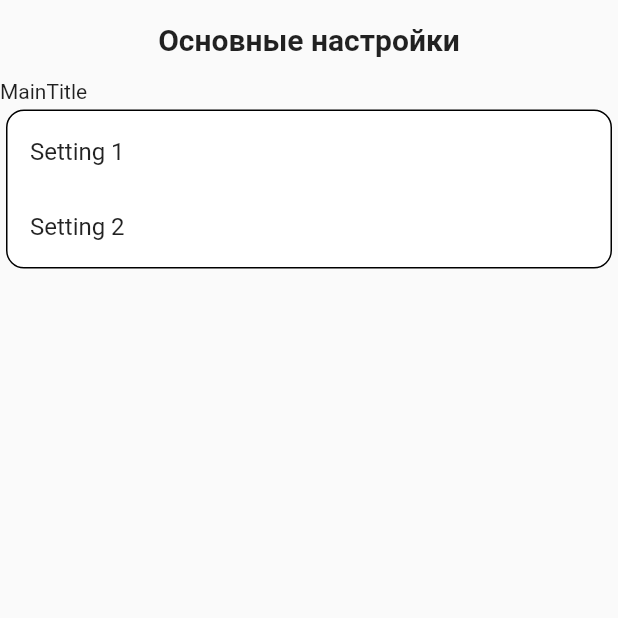
After one commit to WordyArc/atb_plugin, a Flutter app: the Settings screen opened directly, on a phone screen of 412 x 824 dp, the top half of it. The commit adds this screen. Run offline on Flutter 3.47's test engine with Material 2 defaults, Android fonts, the phone set to English and light mode, and no system bars; our stand-ins replace flutter_svg.

Commit message:
Add setting screen

```diff
--- /dev/null
+++ b/lib/ui/screens/settings.dart
@@ -0,0 +1,81 @@
+import 'package:atb_plugin/ui/widgets/about_card.dart';
+import 'package:atb_plugin/ui/widgets/gradient_elevated_button.dart';
+import 'package:flutter/material.dart';
+import 'package:flutter_svg/flutter_svg.dart';
+
+import 'package:atb_plugin/globals.dart';
+
+import '../widgets/profile_card.dart';
+import '../widgets/profile_clipper.dart';
+
+class Settings extends StatefulWidget {
+  const Settings({Key? key}) : super(key: key);
+
+  @override
+  State<Settings> createState() => _SettingsState();
+}
+
+class _SettingsState extends State<Settings> {
+  get onPressed => null;
+
+  @override
+  void initState() {
+    super.initState();
+  }
+
+  @override
+  Widget build(BuildContext context) {
+    return Scaffold(
+      /*appBar: AppBar(
+        title: const Text('ATB Plug-in Project'),
+      ),*/
+      body: SafeArea(
+          child: Center(
+        child: Column(
+          children: [
+            Padding(
+              padding: EdgeInsets.all(15.0),
+              child: Text(
+                'Основные настройки',
+                style: TextStyle(
+                  fontSize: 20,
+                  fontWeight: FontWeight.bold,
+                ),
+              ),
+            ),
+            Column(
+              crossAxisAlignment: CrossAxisAlignment.start,
+              children: [
+                Text('MainTitle'),
+                Card(
+                  elevation: 0,
+                  shape: RoundedRectangleBorder(
+                    side: BorderSide(
+                      // color: Theme.of(context).colorScheme.background,
+                    ),
+                    borderRadius: const BorderRadius.all(Radius.circular(12)),
+                  ),
+                  child: Column(
+                    children: [
+                      SizedBox(
+                        height: 50,
+                        child: ListTile(
+                          title: Text('Setting 1'),
+                        ),
+                      ),
+                      SizedBox(
+                        child: ListTile(
+                          title: Text('Setting 2'),
+                        ),
+                      ),
+                    ],
+                  ),
+                ),
+              ],
+            )
+          ],
+        ),
+      )),
+    );
+  }
+}
```
Also changed, not shown: lib/main.dart (+2 -9 lines).
